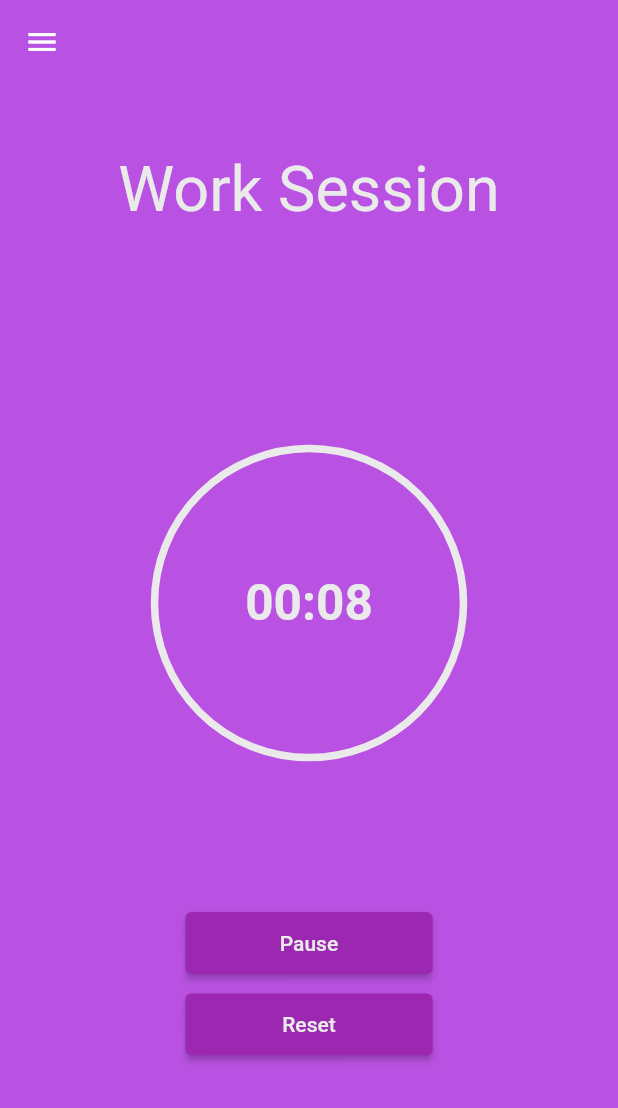
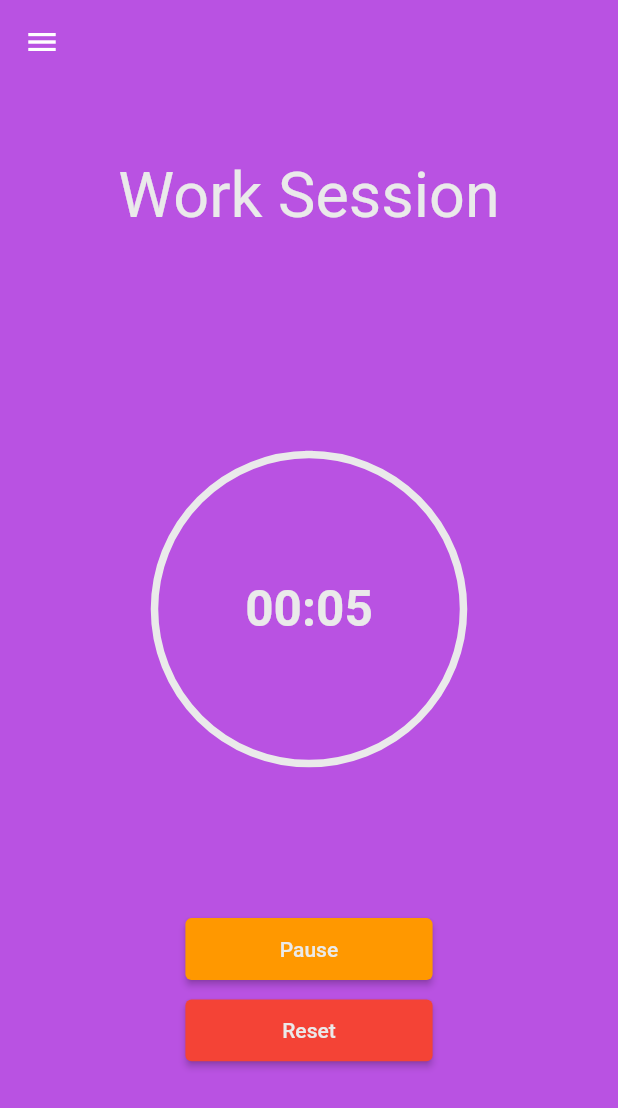
Before and after one commit to GDiamante/Pomodoro-Android, a Flutter app: the screen it shows after launch, after a tap on "Start", on a phone screen of 412 x 824 dp. Shown: the top 1108 px of the screen. Run offline on Flutter 3.47's test engine with Material 2 defaults, Android fonts, the phone set to English and light mode, and no system bars; drawn by our look-alikes of circular_countdown_timer; our stand-ins replace carousel_slider.

Commit message:
Timer colour changes, app bar colour changes, break timer updates

```diff
--- a/pomodoro/lib/customtimer.dart
+++ b/pomodoro/lib/customtimer.dart
@@ -6,13 +6,18 @@ import 'hexcolor.dart';
 class CustomTimer extends StatefulWidget {
   static bool timerRunning = false;
   static bool newTimer = true;
+  final Function(dynamic)
+      updateParent; //Updates isWorkSession bool variable for parent
+
+  CustomTimer({Key key, @required this.updateParent}) : super(key: key);
 
   @override
-  _CustomTimerState createState() => _CustomTimerState();
+  CustomTimerState createState() => CustomTimerState();
 }
 
-class _CustomTimerState extends State<CustomTimer> {
-  CountDownController _controller;
+class CustomTimerState extends State<CustomTimer> {
+  CountDownController _workController;
+  CountDownController _breakController;
   int _duration;
   bool isWorkSession;
   int timerNumber;
@@ -22,38 +27,44 @@ class _CustomTimerState extends State<CustomTimer> {
     _duration = globals.workDuration;
     isWorkSession = true;
     timerNumber = 1;
-    _controller = CountDownController();
+    _workController = CountDownController();
+    _breakController = CountDownController();
     CustomTimer.newTimer = true;
     CustomTimer.timerRunning = false;
   }
 
   void timerComplete() {
+    if (isWorkSession) {
       globals.shopCurrency += _duration;
+    }
     setState(() {
       timerNumber++;
-      isWorkSession = !isWorkSession;
+      isWorkSession = timerNumber % 2 == 1;
+      widget.updateParent(isWorkSession);
 
-      //Determine length of time for new timer
-      if (timerNumber % 2 == 0 && timerNumber == globals.roundsPerSession + 1) {
+      //Determine length of time for next timer
+      if (!isWorkSession && timerNumber % (globals.roundsPerSession * 2) == 0) {
         _duration = globals.longBreakDuration;
-      } else if (timerNumber % 2 == 0) {
+      } else if (!isWorkSession) {
         _duration = globals.breakDuration;
-      } else if (timerNumber % 2 == 1) {
+      } else if (isWorkSession) {
         _duration = globals.workDuration;
       }
     });
-
-    _controller.start();
   }
 
   @override
   Widget build(BuildContext context) {
     return Scaffold(
-      backgroundColor: HexColor.fromHex(globals.primaryColor),
-      body: Column(
-          children: [
+      backgroundColor: isWorkSession
+          ? HexColor.fromHex(globals.primaryColor)
+          : HexColor.fromHex(globals.secondaryColor),
+      body: Column(children: [
         Row(mainAxisAlignment: MainAxisAlignment.center, children: [
-          Padding(padding: EdgeInsets.fromLTRB(0, MediaQuery.of(context).size.height * 0.17, 0, 0)),
+          //Title text
+          Padding(
+              padding: EdgeInsets.fromLTRB(
+                  0, MediaQuery.of(context).size.height * 0.17, 0, 0)),
           Text(
             isWorkSession ? "Work Session" : "Break Session",
             textAlign: TextAlign.center,
@@ -62,15 +73,74 @@ class _CustomTimerState extends State<CustomTimer> {
           )
         ]),
         Row(mainAxisAlignment: MainAxisAlignment.center, children: [
-          CircularCountDownTimer(
+          //Timer Display
+          Visibility(visible: isWorkSession, child: _workTimer(_duration)),
+          Visibility(visible: !isWorkSession, child: _breakTimer(_duration))
+        ]),
+        CustomTimer.newTimer //Control Buttons change based on timer state
+            ? _button(
+                title: "Start",
+                onPressed: () => {
+                      setState(() {
+                        CustomTimer.timerRunning = true;
+                      }),
+                      setState(() {
+                        CustomTimer.newTimer = false;
+                      }),
+                      isWorkSession
+                          ? _workController.start()
+                          : _breakController.start()
+                    })
+            : CustomTimer.timerRunning
+                ? _button(
+                    title: "Pause",
+                    onPressed: () => {
+                          setState(() {
+                            CustomTimer.timerRunning = false;
+                          }),
+                          isWorkSession
+                              ? _workController.pause()
+                              : _breakController.pause()
+                        })
+                : _button(
+                    title: "Resume",
+                    onPressed: () => {
+                          setState(() {
+                            CustomTimer.timerRunning = true;
+                          }),
+                          isWorkSession
+                              ? _workController.resume()
+                              : _breakController.resume()
+                        }),
+        _button(
+            title: "Reset",
+            onPressed: () => {
+                  setState(() {
+                    CustomTimer.timerRunning = !CustomTimer.timerRunning;
+                    CustomTimer.newTimer = true;
+                  }),
+                  isWorkSession
+                      ? _workController.start()
+                      : _breakController.start(),
+                  isWorkSession
+                      ? _workController.pause()
+                      : _breakController.pause(),
+                }),
+      ]),
+    );
+  }
+
+  //Need two timers to to ensure state updates
+  CircularCountDownTimer _workTimer(int workLength) {
+    return CircularCountDownTimer(
       // Countdown duration in Seconds.
-            duration: _duration,
+      duration: workLength,
 
       // Countdown initial elapsed Duration in Seconds.
       initialDuration: 0,
 
       // Controls (i.e Start, Pause, Resume, Restart) the Countdown Timer.
-            controller: _controller,
+      controller: _workController,
 
       // Width of the Countdown Widget.
       width: MediaQuery.of(context).size.width / 2,
@@ -121,73 +191,116 @@ class _CustomTimerState extends State<CustomTimer> {
       isTimerTextShown: true,
 
       // Handles the timer start.
-            autoStart: false,
+      autoStart: timerNumber == 1 ? false : true,
+      //Start automatically after a break
 
       // This Callback will execute when the Countdown Starts.
-            onStart: () {
-            },
+      onStart: () {},
 
       // This Callback will execute when the Countdown Ends.
       onComplete: () {
         timerComplete();
       },
-          )
-        ]),
-            CustomTimer.newTimer
-            ? _button(
-                title: "Start",
-                onPressed: () => {
-                      setState(() {
-                        CustomTimer.timerRunning = true;
-                      }),
-                      setState(() {
-                        CustomTimer.newTimer = false;
-                      }),
-                      _controller.start()
-                    })
-            : CustomTimer.timerRunning
-                ? _button(
-                    title: "Pause",
-                    onPressed: () => {
-                          setState(() {
-                            CustomTimer.timerRunning = false;
-                          }),
-                          _controller.pause()
-                        })
-                : _button(
-                    title: "Resume",
-                    onPressed: () => {
-                          setState(() {
-                            CustomTimer.timerRunning = true;
-                          }),
-                          _controller.resume()
-                        }),
-        _button(
-            title: "Reset",
-            onPressed: () => {
-                  setState(() {
-                    CustomTimer.timerRunning = !CustomTimer.timerRunning;
-                    CustomTimer.newTimer = true;
-                  }),
-                  _controller.start(),
-                  _controller.pause(),
-                }),
-      ]),
+    );
+  }
+
+  CircularCountDownTimer _breakTimer(int breakLength) {
+    return CircularCountDownTimer(
+      // Countdown duration in Seconds.
+      duration: breakLength,
+
+      // Countdown initial elapsed Duration in Seconds.
+      initialDuration: 0,
+
+      // Controls (i.e Start, Pause, Resume, Restart) the Countdown Timer.
+      controller: _breakController,
+
+      // Width of the Countdown Widget.
+      width: MediaQuery.of(context).size.width / 2,
+
+      // Height of the Countdown Widget.
+      height: MediaQuery.of(context).size.height / 2,
+
+      // Ring Color for Countdown Widget.
+      ringColor: HexColor.fromHex(globals.secondaryColor),
+
+      // Ring Gradient for Countdown Widget.
+      ringGradient: null,
+
+      // Filling Color for Countdown Widget.
+      fillColor: HexColor.fromHex(globals.offWhiteColor),
+
+      // Filling Gradient for Countdown Widget.
+      fillGradient: null,
+
+      // Background Color for Countdown Widget.
+      backgroundColor: HexColor.fromHex(globals.secondaryColor),
+
+      // Background Gradient for Countdown Widget.
+      backgroundGradient: null,
+
+      // Border Thickness of the Countdown Ring.
+      strokeWidth: 5.0,
+
+      // Begin and end contours with a flat edge and no extension.
+      strokeCap: StrokeCap.square,
+
+      // Text Style for Countdown Text.
+      textStyle: TextStyle(
+          fontSize: 33.0,
+          color: HexColor.fromHex(globals.offWhiteColor),
+          fontWeight: FontWeight.bold),
+
+      // Format for the Countdown Text.
+      textFormat: CountdownTextFormat.MM_SS,
+
+      // Handles Countdown Timer (true for Reverse Countdown (max to 0), false for Forward Countdown (0 to max)).
+      isReverse: true,
+
+      // Handles Animation Direction (true for Reverse Animation, false for Forward Animation).
+      isReverseAnimation: true,
+
+      // Handles visibility of the Countdown Text.
+      isTimerTextShown: true,
+
+      // Handles the timer start.
+      autoStart: true,
+
+      // This Callback will execute when the Countdown Starts.
+      onStart: () {},
+
+      // This Callback will execute when the Countdown Ends.
+      onComplete: () {
+        timerComplete();
+      },
     );
   }
 
   _button({@required String title, VoidCallback onPressed}) {
+    Color bgColor = Colors.blueGrey;
+    if (title == "Start" || title == "Resume") {
+      bgColor = Colors.green;
+    } else if (title == "Reset") {
+      bgColor = Colors.red;
+    } else if (title == "Pause") {
+      bgColor = Colors.orange;
+    }
+
     return Container(
         margin: EdgeInsets.only(bottom: 13),
-      child: ConstrainedBox(constraints: BoxConstraints.tightFor(width: MediaQuery.of(context).size.width * 0.4, height: MediaQuery.of(context).size.height * 0.05),
+        child: ConstrainedBox(
+            constraints: BoxConstraints.tightFor(
+                width: MediaQuery.of(context).size.width * 0.4,
+                height: MediaQuery.of(context).size.height * 0.05),
             child: ElevatedButton(
               child: Text(
                 title,
-              style: TextStyle(color: HexColor.fromHex(globals.offWhiteColor)),
+                style:
+                    TextStyle(color: HexColor.fromHex(globals.offWhiteColor)),
               ),
               onPressed: onPressed,
               style: ElevatedButton.styleFrom(
-              primary: Colors.purple,
+                primary: bgColor,
               ),
             )));
   }
--- a/pomodoro/lib/globalvars.dart
+++ b/pomodoro/lib/globalvars.dart
@@ -4,6 +4,7 @@ import 'dart:collection';
 
 // Colors
 String primaryColor = '#B952E2';
+String secondaryColor = '#15CECE';
 String drawerTileColor = '#4D4D4D';
 String offWhiteColor = '#EAEAEA';
 
@@ -13,10 +14,10 @@ bool lockNotifications = true;
 bool centerNotifications = true;
 
 //Timer Settings
-int workDuration = 8;
-int breakDuration = 5;
+int workDuration = 5;
+int breakDuration = 3;
 int longBreakDuration = 8;
-int roundsPerSession = 4; //Number of work sessions before long break
+int roundsPerSession = 2; //Number of work sessions before long break
 
 // Misc Settings
 bool soundEffects = true;
--- a/pomodoro/lib/main.dart
+++ b/pomodoro/lib/main.dart
@@ -25,19 +25,51 @@ class MyApp extends StatelessWidget {
   }
 }
 
-class HomePage extends StatelessWidget {
+class HomePage extends StatefulWidget {
+  @override
+  _HomePageState createState() => _HomePageState();
+}
+
+class _HomePageState extends State<HomePage> {
+  bool isWorkSession = true;
+
   @override
   Widget build(BuildContext ctxt) {
+
+    //Passed to timer for update
+    void updateWorkSession(dynamic isWorkSessionTimer) {
+      setState(() {
+        if (isWorkSessionTimer is bool) {
+          isWorkSession = isWorkSessionTimer;
+        }
+      });
+    }
+
     return new Scaffold(
-      appBar: new AppBar(
-        backgroundColor: HexColor.fromHex(globals.primaryColor),
-        elevation: 0,
-      ),
+      appBar: CustomAppBar(isWork: isWorkSession), //isWorkSession used for colour
       backgroundColor: HexColor.fromHex(globals.primaryColor),
       drawer: MyDrawer(),
       body: Container(
-        child: timer.CustomTimer(),
+        child: timer.CustomTimer(updateParent: updateWorkSession),
       ),
+    );
+  }
+}
+
+class CustomAppBar extends StatefulWidget implements PreferredSizeWidget {
+  final bool isWork;
+  final Size preferredSize;
+
+  CustomAppBar({Key key, @required this.isWork}) : preferredSize = Size.fromHeight(60.0), super(key: key);
+  @override
+  _CustomAppBarState createState() => _CustomAppBarState();
+}
+
+class _CustomAppBarState extends State<CustomAppBar> {
+  Widget build(BuildContext ctxt) {
+    return new AppBar(
+      backgroundColor: widget.isWork ? HexColor.fromHex(globals.primaryColor) : HexColor.fromHex(globals.secondaryColor),
+      elevation: 0,
     );
   }
 }
```
Lines whose indentation alone changed are shown as unchanged.
